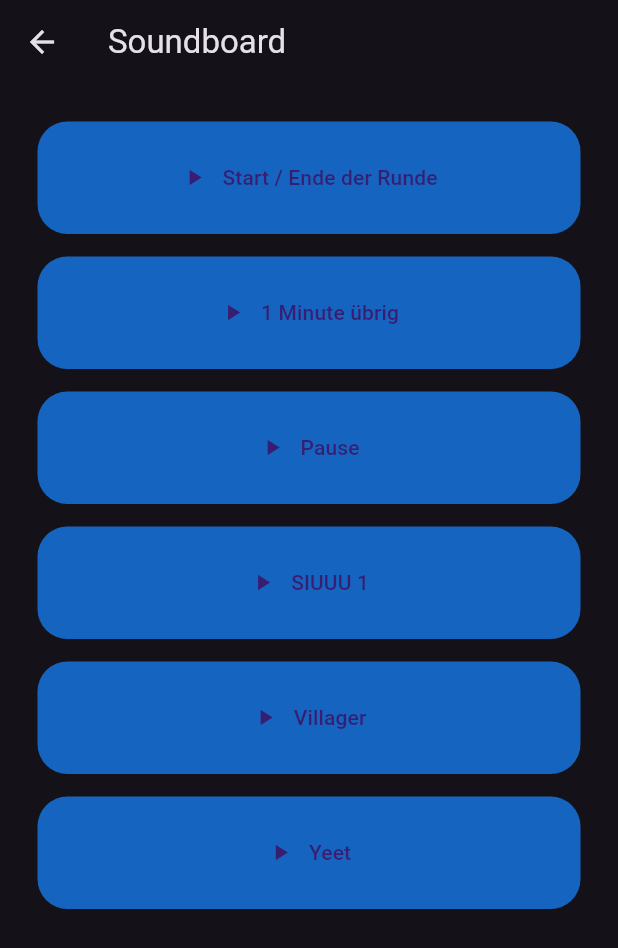
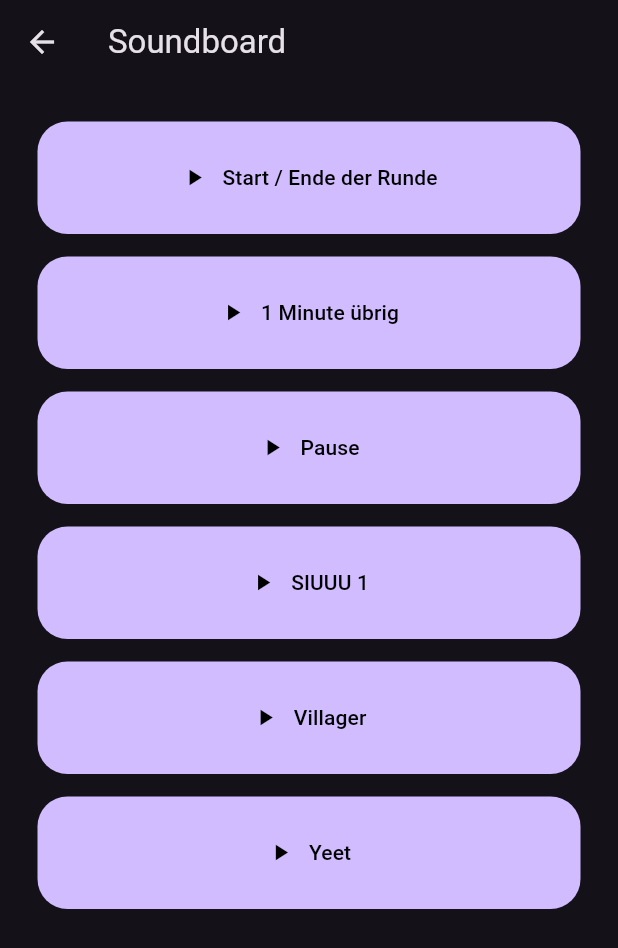
Before and after one commit to PhoenixFlyy/MiniOlympiade, a Flutter app: the SoundBoard screen opened directly, on a phone screen of 412 x 824 dp. Shown: the top 948 px of the screen. Run offline on Flutter 3.47's test engine with Material 2 defaults, Android fonts, the phone set to English and light mode, and no system bars; our stand-ins replace audioplayers, firebase_core, firebase_database, shared_preferences; accounts and stored records are empty.

Commit message:
minor color change

```diff
--- a/winter_olympiade/lib/utils/Soundboard.dart
+++ b/winter_olympiade/lib/utils/Soundboard.dart
@@ -13,16 +13,15 @@ class SoundBoard extends StatelessWidget {
         child: FilledButton(
           style: FilledButton.styleFrom(
               shape: RoundedRectangleBorder(
-                borderRadius: BorderRadius.circular(20),
-              ),
-              backgroundColor: Colors.blue[800]),
+            borderRadius: BorderRadius.circular(20),
+          )),
           onPressed: onPressed,
           child: Row(
             mainAxisAlignment: MainAxisAlignment.center,
             children: [
-              const Icon(Icons.play_arrow),
+              const Icon(Icons.play_arrow, color: Colors.black),
               const SizedBox(width: 10),
-              Text(buttonText),
+              Text(buttonText, style: const TextStyle(color: Colors.black)),
             ],
           ),
         ),
```
